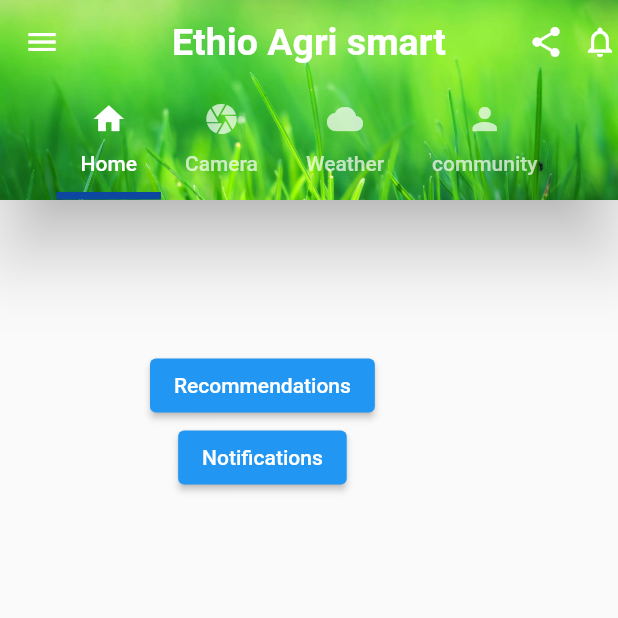
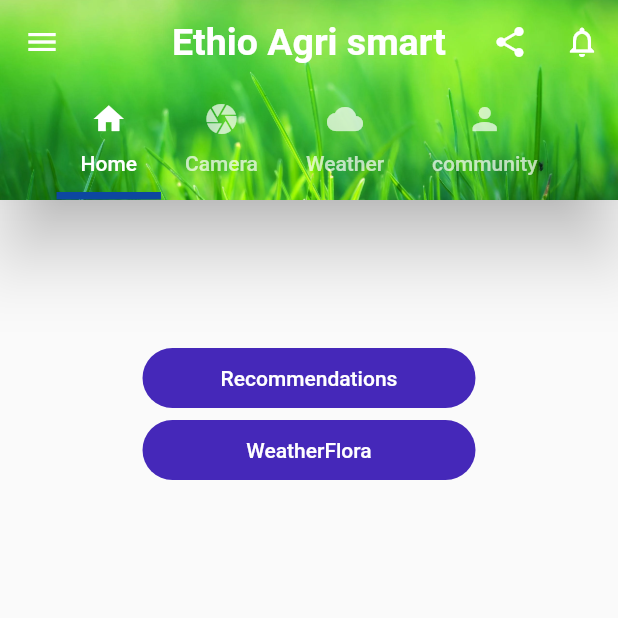
Before and after one commit to segni-tafesse/ethio_agri_smart, a Flutter app: the screen it shows after launch, on a phone screen of 412 x 824 dp, the top half of it. Run offline on Flutter 3.47's test engine with Material 2 defaults, Android fonts, the phone set to English and light mode, and no system bars; our stand-ins replace flutter_dotenv, flutter_spinkit, internet_connection_checker.

Commit message:
Editing the buttons

```diff
--- /dev/null
+++ b/lib/button.dart
@@ -0,0 +1,14 @@
+import 'package:ethio_agri_smart/color.dart';
+import 'package:flutter/material.dart';
+import 'package:ethio_agri_smart/weather_screen.dart';
+
+final ButtonStyle buttonprimary = ElevatedButton.styleFrom(
+  minimumSize: Size(1000, 40),
+  primary: purple,
+  elevation: 0,
+  shape: const RoundedRectangleBorder(
+    borderRadius: BorderRadius.all(
+      Radius.circular(30),
+    ),
+  ),
+);
--- a/lib/main.dart
+++ b/lib/main.dart
@@ -8,6 +8,7 @@ import './weather.dart';
 import 'package:flutter/material.dart';
 import './onepage.dart';
 import './navigation_drawer.dart';
+import './button.dart';
 
 //eyos wrote this comment
 void main() => runApp(MaterialApp(
@@ -62,7 +63,15 @@ class _HomeState extends State<Home> with TickerProviderStateMixin {
               icon: Icon(Icons.share),
               onPressed: () {},
             ),
-            Icon(Icons.notifications_none)
+            IconButton(
+                icon: Icon(Icons.notifications_none),
+                onPressed: () {
+                  Navigator.push(context, MaterialPageRoute(
+                    builder: (context) {
+                      return WeatherInterface();
+                    },
+                  ));
+                }),
           ],
           elevation: 20,
           flexibleSpace: Container(
@@ -99,10 +108,11 @@ class _HomeState extends State<Home> with TickerProviderStateMixin {
           ),
         ),
         body: Container(
-          padding: EdgeInsets.all(100),
+          padding: EdgeInsets.all(95),
           child: Column(
             children: [
               ElevatedButton(
+                style: buttonprimary,
                 onPressed: () {
                   Navigator.push(context, MaterialPageRoute(
                     builder: (context) {
@@ -113,6 +123,7 @@ class _HomeState extends State<Home> with TickerProviderStateMixin {
                 child: Text('Recommendations'),
               ),
               ElevatedButton(
+                style: buttonprimary,
                 onPressed: () {
                   Navigator.push(context, MaterialPageRoute(
                     builder: (context) {
@@ -120,7 +131,7 @@ class _HomeState extends State<Home> with TickerProviderStateMixin {
                     },
                   ));
                 },
-                child: Text('Notifications'),
+                child: Text('WeatherFlora'),
               ),
             ],
           ),
```
Also changed, not shown: lib/color.dart (added, +10 -0 lines).
